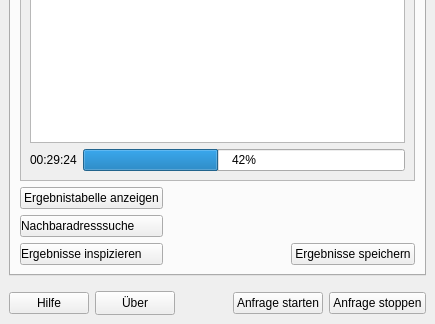
Before: the Qt Designer form interface/ui/main_dockwidget.ui in de-bkg/qgis-geocoder, drawn with Qt 5; both pictures show x 0 to 435 and y 177 to 501 of the 435 by 501 pixel window.
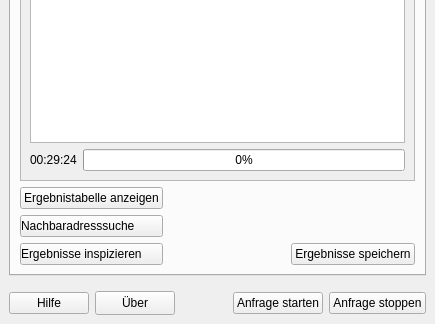
After: the same form once the commit is applied. The open tabs and pages were chosen to show the change. Icons and pictures are not drawn. Custom widgets are drawn as their Qt base class.

```diff
--- a/interface/ui/main_dockwidget.ui
+++ b/interface/ui/main_dockwidget.ui
@@ -900,7 +900,7 @@
              <item>
               <widget class="QProgressBar" name="geocodingprogress_progressbar">
                <property name="value">
-                <number>42</number>
+                <number>0</number>
                </property>
                <property name="orientation">
                 <enum>Qt::Horizontal</enum>
```
Left out of the diff: 18 changed lines with no effect on the pictures.
